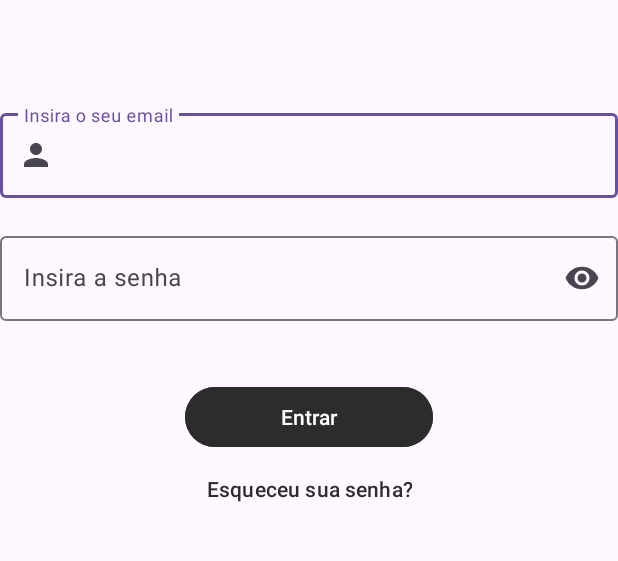
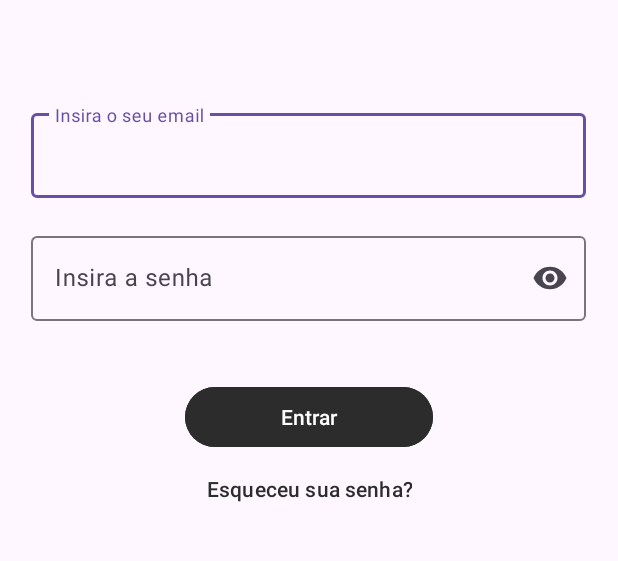
Before and after one commit to davszs/AppSateliteSupplys, an Android app: the screen it shows after launch (LoginActivity), on a phone screen of 412 x 824 dp, the part 300-861 px from its top. Run offline under Robolectric (Android 15) with nearby library versions, the phone set to English and light mode, and no system bars.

Commit message:
Página de Login 2

```diff
--- a/app/src/main/res/layout/activity_login_layout.xml
+++ b/app/src/main/res/layout/activity_login_layout.xml
@@ -18,13 +18,12 @@
         android:src="@drawable/splash" />
 
     <com.google.android.material.textfield.TextInputLayout
-        android:layout_width="match_parent"
+        android:layout_width="370dp"
         android:layout_height="wrap_content"
+        android:layout_gravity="center"
         android:layout_marginTop="20sp"
         android:hint="Insira o seu email"
-        app:endIconMode="clear_text"
-        app:startIconContentDescription="email"
-        app:startIconDrawable="@drawable/baseline_person">
+        app:endIconMode="clear_text" >
 
         <com.google.android.material.textfield.TextInputEditText
             android:id="@+id/txtEmail"
@@ -34,13 +33,12 @@
     </com.google.android.material.textfield.TextInputLayout>
 
     <com.google.android.material.textfield.TextInputLayout
-        android:layout_width="match_parent"
+        android:layout_width="370dp"
         android:layout_height="wrap_content"
+        android:layout_gravity="center"
         android:layout_marginTop="20sp"
         android:hint="Insira a senha"
-        app:endIconMode="password_toggle"
-        app:startIconContentDescription="senha"
-        app:startIconDrawable="">
+        app:endIconMode="password_toggle" >
 
         <com.google.android.material.textfield.TextInputEditText
             android:id="@+id/txtSenha"
```
